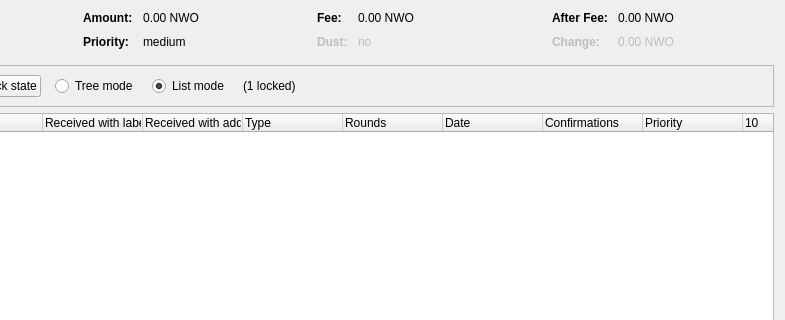
This is src/qt/forms/coincontroldialog.ui in mallmanator/SwampCoin as Qt 5 draws it before an edit; both pictures show x 169 to 954 and y 0 to 320 of the 954 by 500 pixel window. The edited form follows.
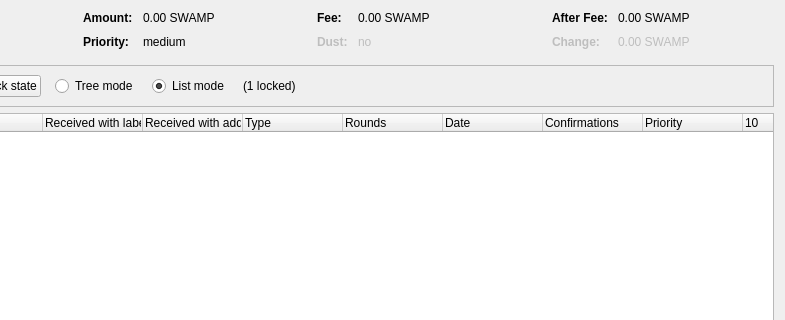
This is the edited form. Custom widgets are drawn as their Qt base class.

```diff
--- a/src/qt/forms/coincontroldialog.ui
+++ b/src/qt/forms/coincontroldialog.ui
@@ -132,7 +132,7 @@
           <enum>Qt::ActionsContextMenu</enum>
          </property>
          <property name="text">
-          <string notr="true">0.00 NWO</string>
+          <string notr="true">0.00 SWAMP</string>
          </property>
          <property name="textInteractionFlags">
           <set>Qt::LinksAccessibleByMouse|Qt::TextSelectableByKeyboard|Qt::TextSelectableByMouse</set>
@@ -206,7 +206,7 @@
           <enum>Qt::ActionsContextMenu</enum>
          </property>
          <property name="text">
-          <string notr="true">0.00 NWO</string>
+          <string notr="true">0.00 SWAMP</string>
          </property>
          <property name="textInteractionFlags">
           <set>Qt::LinksAccessibleByMouse|Qt::TextSelectableByKeyboard|Qt::TextSelectableByMouse</set>
@@ -286,7 +286,7 @@
           <enum>Qt::ActionsContextMenu</enum>
          </property>
          <property name="text">
-          <string notr="true">0.00 NWO</string>
+          <string notr="true">0.00 SWAMP</string>
          </property>
          <property name="textInteractionFlags">
           <set>Qt::LinksAccessibleByMouse|Qt::TextSelectableByKeyboard|Qt::TextSelectableByMouse</set>
@@ -321,7 +321,7 @@
           <enum>Qt::ActionsContextMenu</enum>
          </property>
          <property name="text">
-          <string notr="true">0.00 NWO</string>
+          <string notr="true">0.00 SWAMP</string>
          </property>
          <property name="textInteractionFlags">
           <set>Qt::LinksAccessibleByMouse|Qt::TextSelectableByKeyboard|Qt::TextSelectableByMouse</set>
```
